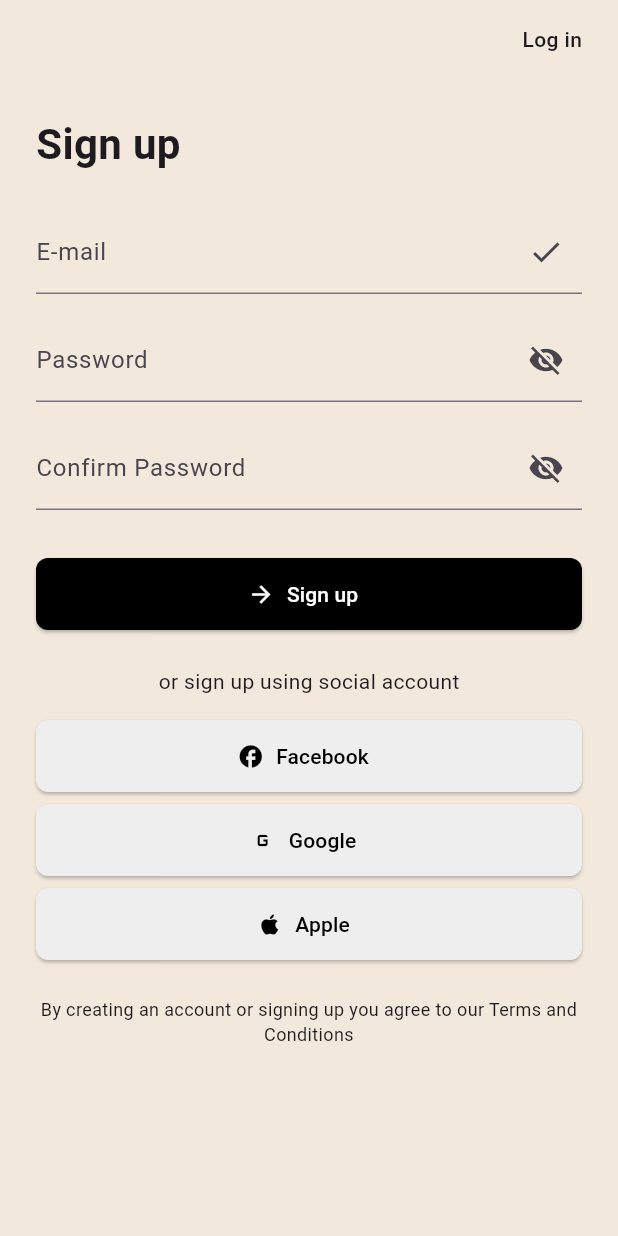
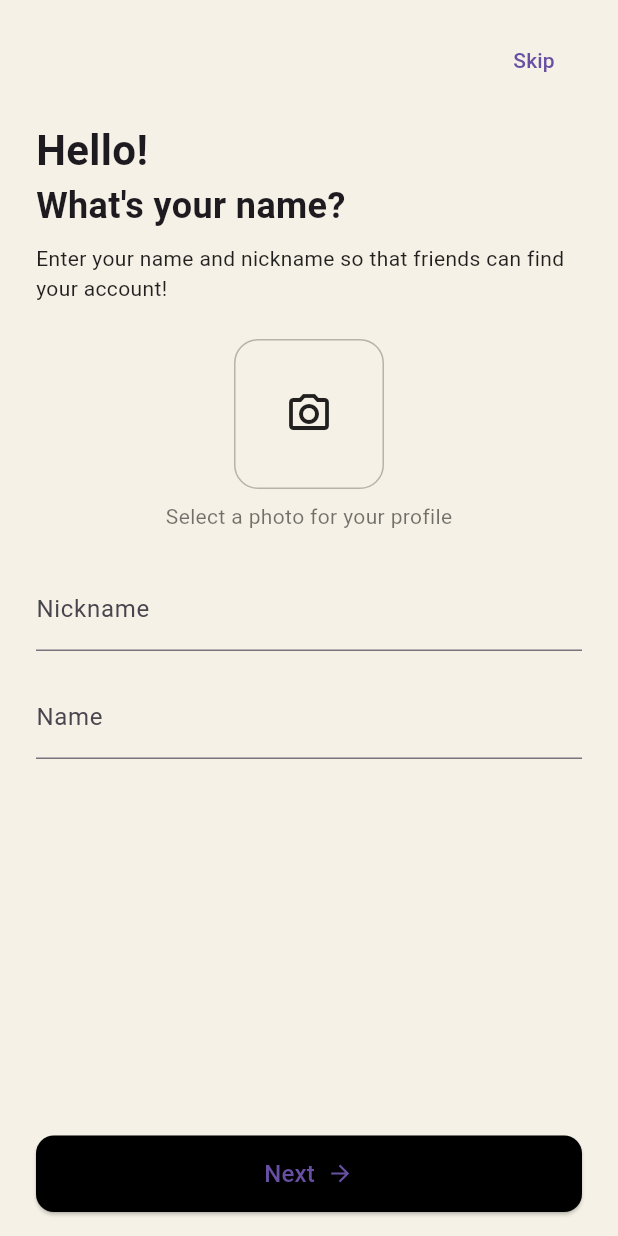
Before and after one commit to SHKiism/KetabRoo_app, a Flutter app: the SignUpScreen screen opened by its route, after a tap on "Sign up", on a phone screen of 412 x 824 dp. Run offline on Flutter 3.47's test engine with Material 3 defaults, Android fonts, the phone set to English and light mode, and no system bars; our stand-ins replace get, image_picker.

Commit message:
add register info page

```diff
--- a/lib/main.dart
+++ b/lib/main.dart
@@ -1,9 +1,9 @@
 import 'package:flutter/material.dart';
 import 'package:get/get.dart';
+import 'package:ketab_roo_app/register_info.dart';
 import 'package:ketab_roo_app/start_screen.dart';
 import 'package:ketab_roo_app/signup_screen.dart';
 import 'package:ketab_roo_app/login_screen.dart';
-// import 'package:ketab_roo_app/home_screen.dart'; // در صورت وجود
 
 void main() {
   runApp(const MyApp());
@@ -21,6 +21,7 @@
         GetPage(name: '/', page: () => const StartScreen()),
         GetPage(name: '/signup', page: () => const SignUpScreen()),
         GetPage(name: '/login', page: () => const LoginScreen()),
+        GetPage(name: '/register_info', page: () => const RegisterInfo()),
         // GetPage(name: '/home', page: () => const HomeScreen()), // در صورت ساختن
       ],
     );
--- /dev/null
+++ b/lib/register_info.dart
@@ -0,0 +1,135 @@
+import 'package:flutter/material.dart';
+import 'package:image_picker/image_picker.dart';
+import 'dart:io';
+
+class RegisterInfo extends StatefulWidget {
+  const RegisterInfo({super.key});
+
+  @override
+  State<RegisterInfo> createState() => _RegisterInfo();
+}
+
+class _RegisterInfo extends State<RegisterInfo> {
+  File? _profileImage;
+  final picker = ImagePicker();
+
+  final TextEditingController nicknameController = TextEditingController();
+  final TextEditingController nameController = TextEditingController();
+
+  Future<void> pickImage() async {
+    final pickedFile = await picker.pickImage(source: ImageSource.gallery);
+
+    if (pickedFile != null) {
+      setState(() {
+        _profileImage = File(pickedFile.path);
+      });
+    }
+  }
+
+  @override
+  Widget build(BuildContext context) {
+    return Scaffold(
+      backgroundColor: const Color(0xFFF5F1E6),
+      body: SafeArea(
+        child: Padding(
+          padding: const EdgeInsets.symmetric(horizontal: 24, vertical: 16),
+          child: Column(
+            crossAxisAlignment: CrossAxisAlignment.start,
+            children: [
+              Align(
+                alignment: Alignment.topRight,
+                child: TextButton(
+                  onPressed: () {
+                    // Skip logic
+                  },
+                  child: const Text("Skip"),
+                ),
+              ),
+              const SizedBox(height: 16),
+              const Text(
+                "Hello!",
+                style: TextStyle(fontSize: 28, fontWeight: FontWeight.bold),
+              ),
+              const Text(
+                "What's your name?",
+                style: TextStyle(fontSize: 24, fontWeight: FontWeight.bold),
+              ),
+              const SizedBox(height: 8),
+              const Text(
+                "Enter your name and nickname so that friends can find your account!",
+                style: TextStyle(fontSize: 14, color: Colors.black87),
+              ),
+              const SizedBox(height: 24),
+              GestureDetector(
+                onTap: pickImage,
+                child: Center(
+                  child: Container(
+                    height: 100,
+                    width: 100,
+                    decoration: BoxDecoration(
+                      border: Border.all(color: Colors.black26),
+                      borderRadius: BorderRadius.circular(16),
+                    ),
+                    child: _profileImage != null
+                        ? ClipRRect(
+                      borderRadius: BorderRadius.circular(16),
+                      child: Image.file(_profileImage!, fit: BoxFit.cover),
+                    )
+                        : const Icon(Icons.camera_alt_outlined, size: 32),
+                  ),
+                ),
+              ),
+              const SizedBox(height: 8),
+              const Center(
+                child: Text(
+                  "Select a photo for your profile",
+                  style: TextStyle(fontSize: 14, color: Colors.black54),
+                ),
+              ),
+              const SizedBox(height: 24),
+              TextField(
+                controller: nicknameController,
+                decoration: const InputDecoration(
+                  labelText: "Nickname",
+                  border: UnderlineInputBorder(),
+                ),
+              ),
+              const SizedBox(height: 16),
+              TextField(
+                controller: nameController,
+                decoration: const InputDecoration(
+                  labelText: "Name",
+                  border: UnderlineInputBorder(),
+                ),
+              ),
+              const Spacer(),
+              SizedBox(
+                width: double.infinity,
+                child: ElevatedButton(
+                  onPressed: () {
+                    // next action
+                  },
+                  style: ElevatedButton.styleFrom(
+                    backgroundColor: Colors.black,
+                    shape: RoundedRectangleBorder(
+                      borderRadius: BorderRadius.circular(12),
+                    ),
+                    padding: const EdgeInsets.symmetric(vertical: 14),
+                  ),
+                  child: const Row(
+                    mainAxisAlignment: MainAxisAlignment.center,
+                    children: [
+                      Text("Next", style: TextStyle(fontSize: 16)),
+                      SizedBox(width: 8),
+                      Icon(Icons.arrow_forward),
+                    ],
+                  ),
+                ),
+              )
+            ],
+          ),
+        ),
+      ),
+    );
+  }
+}
--- a/lib/signup_screen.dart
+++ b/lib/signup_screen.dart
@@ -87,7 +87,7 @@ class _SignUpScreenState extends State<SignUpScreen> {
                 const SizedBox(height: 32),
                 ElevatedButton.icon(
                   onPressed: () {
-                    // ثبت‌نام
+                    Get.toNamed('/register_info');
                   },
                   style: ElevatedButton.styleFrom(
                     backgroundColor: Colors.black,
--- a/pubspec.yaml
+++ b/pubspec.yaml
@@ -30,7 +30,7 @@ environment:
 dependencies:
   flutter:
     sdk: flutter
-
+  image_picker: ^1.0.5
   # The following adds the Cupertino Icons font to your application.
   # Use with the CupertinoIcons class for iOS style icons.
   flutter_svg:
```
Also changed, not shown: pubspec.lock.
